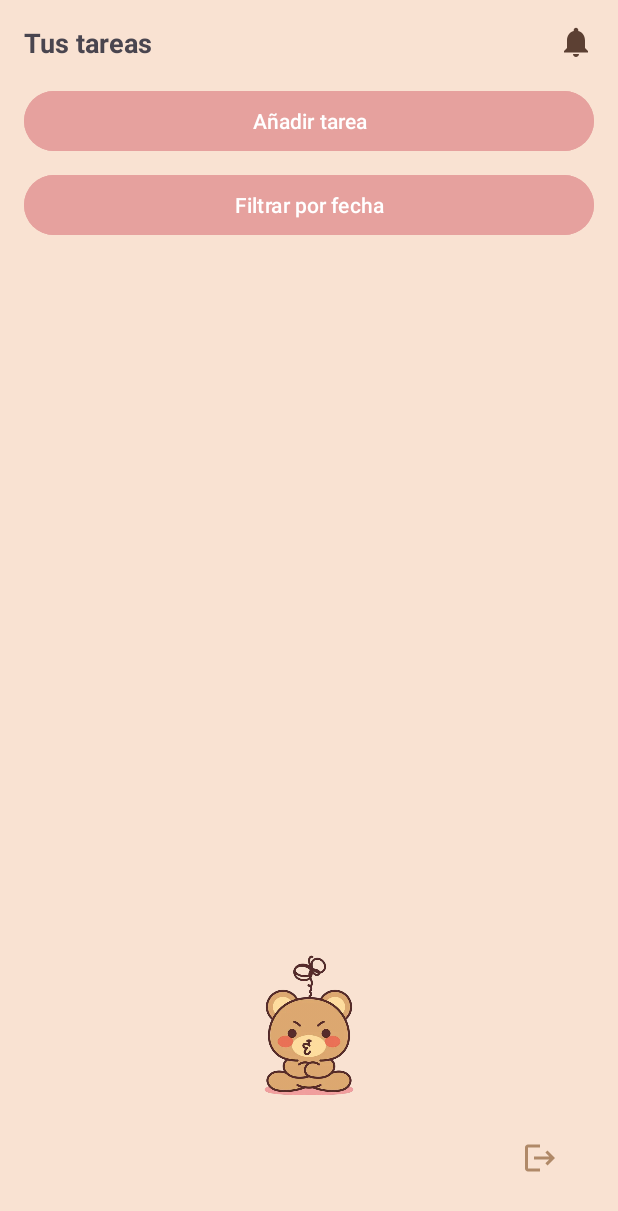
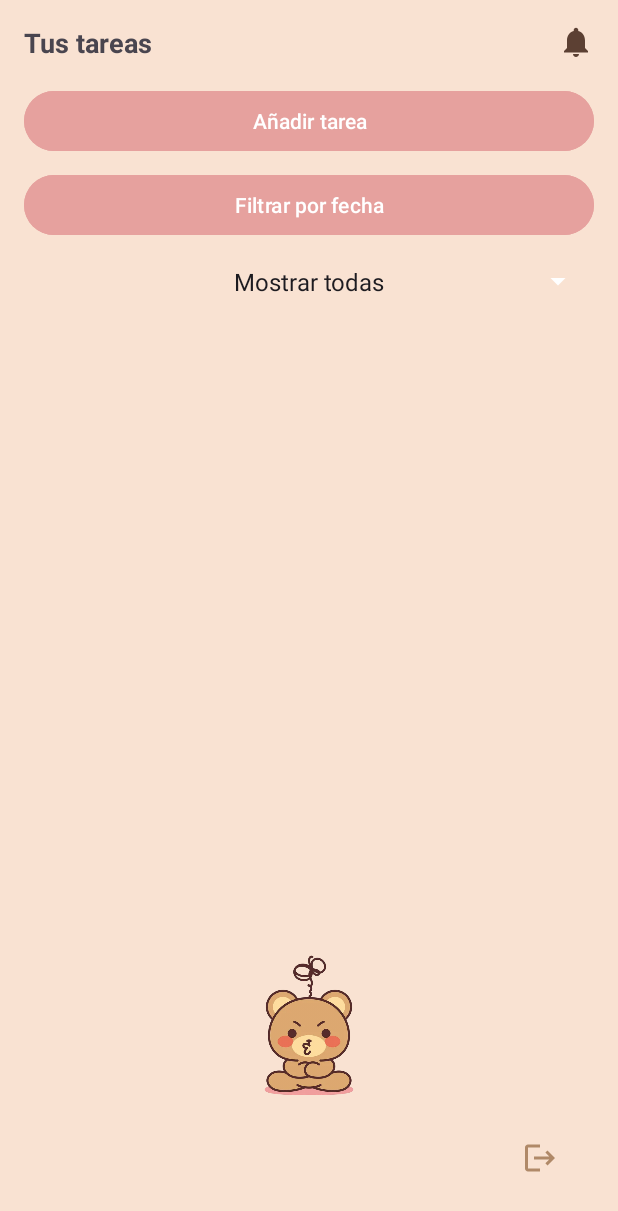
Before and after one commit to 4ndreaCatMen/TFG_CatalanMenachoAndrea, an Android app: the TareasActivity screen opened directly, with no data from a screen before it, on a phone screen of 412 x 824 dp. Shown: the top 1211 px of the screen. Run offline under Robolectric (Android 15) with nearby library versions, the light colour scheme and no system bars.

Commit message:
filtrado por prioridad

```diff
--- a/app/src/main/java/com/example/tidytask/Categoria.kt
+++ /dev/null
@@ -1,16 +0,0 @@
-package com.example.tidytask
-
-class Categoria(
-    var idCategoria: Int,
-    var nombreCategoria: String
-) {
-    fun crearCategoria(): Boolean {
-
-        return true
-    }
-
-    fun eliminarCategoria(): Boolean {
-
-        return true
-    }
-}
--- a/app/src/main/java/com/example/tidytask/TareasActivity.kt
+++ b/app/src/main/java/com/example/tidytask/TareasActivity.kt
@@ -4,10 +4,12 @@ import TareaAdapter
 import android.content.Intent
 import android.os.Bundle
 import android.view.View
+import android.widget.AdapterView
 import android.widget.Button
 import android.widget.CalendarView
 import android.widget.ImageButton
 import android.widget.ImageView
+import android.widget.Spinner
 import android.widget.TextView
 import android.widget.Toast
 import androidx.appcompat.app.AppCompatActivity
@@ -32,6 +34,17 @@ class TareasActivity : AppCompatActivity() {
         recyclerView = findViewById(R.id.recyclerViewTareas)
         btnVolverListaCompleta = findViewById(R.id.btnVolverListaCompleta)
         btnVolverListaCompleta.visibility = View.GONE
+        val spinnerPrioridad = findViewById<Spinner>(R.id.spinnerPrioridad)
+
+        spinnerPrioridad.onItemSelectedListener = object : AdapterView.OnItemSelectedListener {
+            override fun onItemSelected(parent: AdapterView<*>, view: View?, position: Int, id: Long) {
+                val seleccion = parent.getItemAtPosition(position).toString()
+                filtrarPorPrioridad(seleccion)
+            }
+
+            override fun onNothingSelected(parent: AdapterView<*>) {}
+        }
+
 
         dbHelper = TareaDBHelper(this)
 
@@ -108,6 +121,21 @@ class TareasActivity : AppCompatActivity() {
         recyclerView.layoutManager = LinearLayoutManager(this)
         recyclerView.adapter = tareaAdapter
     }
+
+    private fun filtrarPorPrioridad(prioridadSeleccionada: String) {
+        val dbHelper = TareaDBHelper(this)
+        val todasLasTareas = dbHelper.obtenerTodasLasTareas() // o el método que tú tengas
+
+        val tareasFiltradas = when (prioridadSeleccionada) {
+            "Alta" -> todasLasTareas.filter { it.prioridad.equals("Alta", ignoreCase = true) }
+            "Media" -> todasLasTareas.filter { it.prioridad.equals("Media", ignoreCase = true) }
+            "Baja" -> todasLasTareas.filter { it.prioridad.equals("Baja", ignoreCase = true) }
+            else -> todasLasTareas
+        }
+
+        tareaAdapter.actualizarLista(tareasFiltradas)
+    }
+
     private fun mostrarDialogoEliminar(tarea: Tarea) {
         val builder = android.app.AlertDialog.Builder(this)
         builder.setTitle("Eliminar tarea")
--- a/app/src/main/res/layout/activity_tareas.xml
+++ b/app/src/main/res/layout/activity_tareas.xml
@@ -83,13 +83,29 @@
         android:backgroundTint="@color/colorBoton"
         android:textColor="@color/white" />
 
+    <Spinner
+        android:id="@+id/spinnerPrioridad"
+        android:layout_width="0dp"
+        android:layout_height="wrap_content"
+        android:layout_marginTop="8dp"
+        android:entries="@array/opciones_prioridad"
+        android:backgroundTint="@color/white"
+        android:popupBackground="@color/white"
+        android:textAlignment="center"
+        android:spinnerMode="dropdown"
+        android:padding="8dp"
+        app:layout_constraintTop_toBottomOf="@id/btnFiltrarFecha"
+        app:layout_constraintStart_toStartOf="parent"
+        app:layout_constraintEnd_toEndOf="parent" />
+
+
 
     <androidx.recyclerview.widget.RecyclerView
         android:id="@+id/recyclerViewTareas"
         android:layout_width="0dp"
         android:layout_height="0dp"
         android:layout_marginTop="12dp"
-        app:layout_constraintTop_toBottomOf="@id/btnFiltrarFecha"
+        app:layout_constraintTop_toBottomOf="@id/spinnerPrioridad"
         app:layout_constraintBottom_toTopOf="@id/btnCerrarSesion"
         app:layout_constraintStart_toStartOf="parent"
         app:layout_constraintEnd_toEndOf="parent" />
--- a/app/src/main/res/values/strings.xml
+++ b/app/src/main/res/values/strings.xml
@@ -1,3 +1,9 @@
 <resources>
     <string name="app_name">TidyTask</string>
+    <string-array name="opciones_prioridad">
+        <item>Mostrar todas</item>
+        <item>Alta</item>
+        <item>Media</item>
+        <item>Baja</item>
+    </string-array>
 </resources>
```
